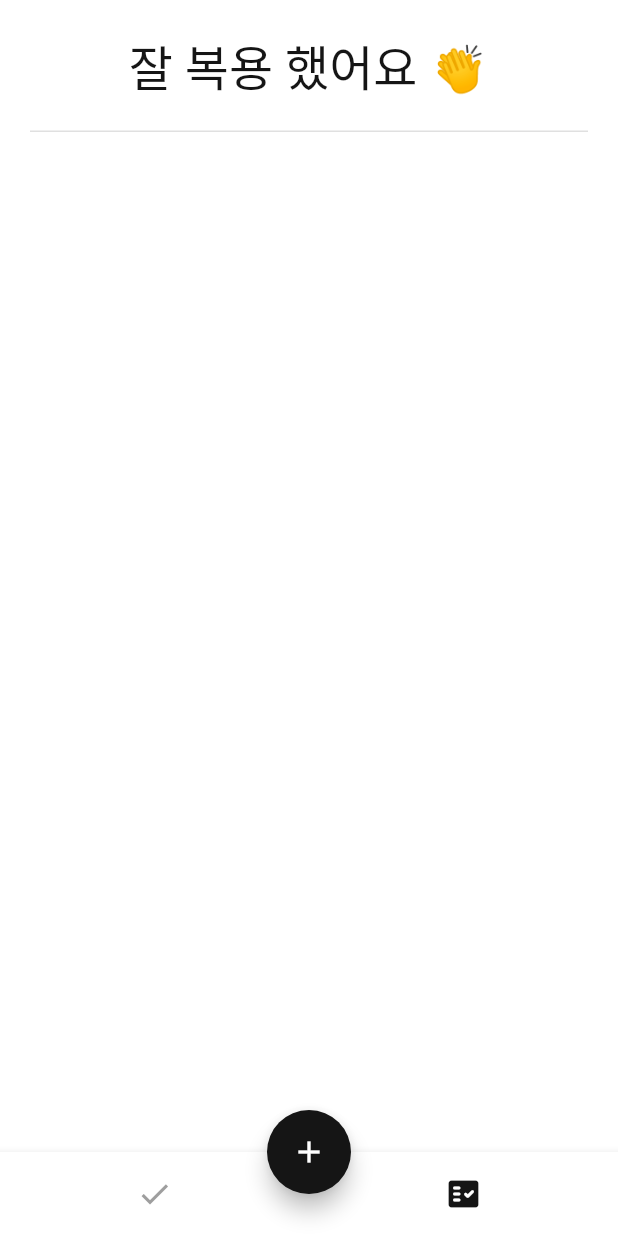
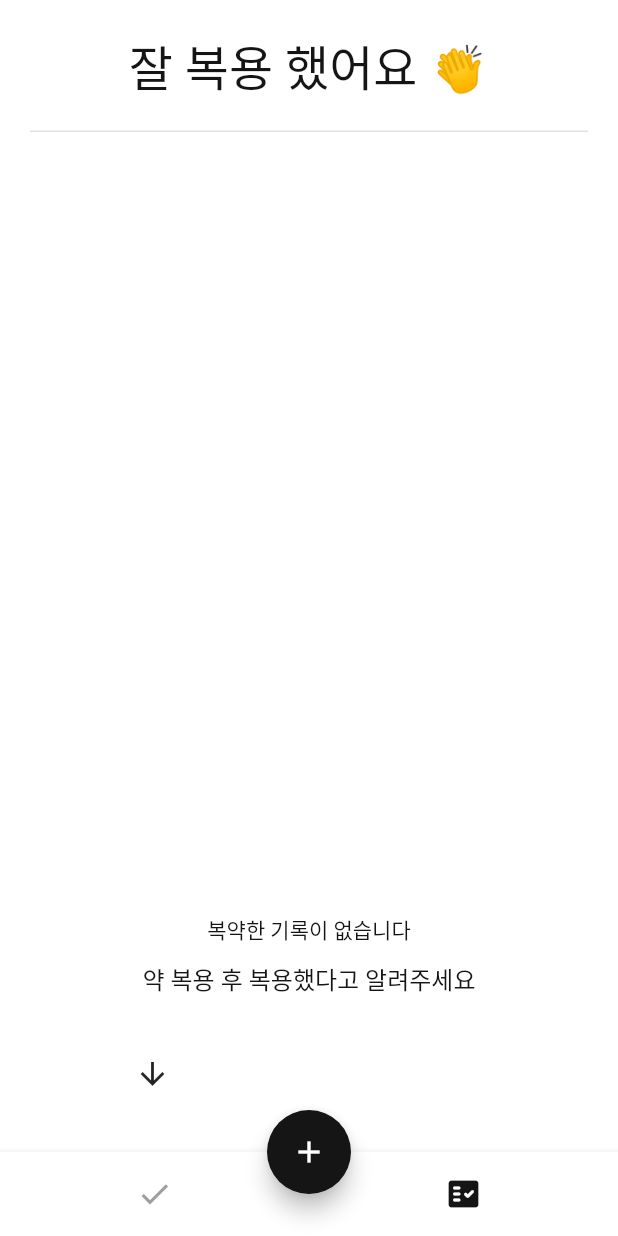
Before and after one commit to snack655/study-flutter, a Flutter app: the screen it shows after launch, after a tap on the "fact check" icon, on a phone screen of 412 x 824 dp. Run offline on Flutter 3.47's test engine with Material 2 defaults, Android fonts, the light colour scheme and no system bars; our stand-ins replace flutter_local_notifications, flutter_native_timezone_updated_gradle, hive, hive_flutter, image_picker, permission_handler and 2 more; missing offline and left inert: a package; accounts and stored records are empty; Roboto replaces fonts that are missing (GmarketSansTTF); statements that could not run were skipped.

Commit message:
add etc function

```diff
--- a/medi/lib/pages/history/history_page.dart
+++ b/medi/lib/pages/history/history_page.dart
@@ -2,6 +2,7 @@ import 'package:flutter/material.dart';
 import 'package:hive_flutter/adapters.dart';
 import 'package:intl/intl.dart';
 import 'package:medi/main.dart';
+import 'package:medi/pages/today/history_empty_widget.dart';
 
 import '../../components/medi_constants.dart';
 import '../../models/medicine.dart';
@@ -33,6 +34,9 @@ class HistoryPage extends StatelessWidget {
 
   Widget _buildListView(context, Box<MedicineHistory> historyBox, _) {
     final histories = historyBox.values.toList().reversed.toList();
+    if (histories.isEmpty) {
+      return const HistoryEmpty();
+    }
     return ListView.builder(
       itemCount: histories.length,
       itemBuilder: (context, index) {
--- /dev/null
+++ b/medi/lib/pages/today/history_empty_widget.dart
@@ -0,0 +1,27 @@
+import 'package:flutter/material.dart';
+import 'package:medi/components/medi_constants.dart';
+
+class HistoryEmpty extends StatelessWidget {
+  const HistoryEmpty({super.key});
+
+  @override
+  Widget build(BuildContext context) {
+    return Column(
+      mainAxisAlignment: MainAxisAlignment.end,
+      children: [
+        const Center(child: Text('복약한 기록이 없습니다')),
+        const SizedBox(height: smallSpace),
+        Text(
+          '약 복용 후 복용했다고 알려주세요',
+          style: Theme.of(context).textTheme.titleMedium,
+        ),
+        const SizedBox(height: largeSpace),
+        const Align(
+          alignment: Alignment(-0.6, 0),
+          child: Icon(Icons.arrow_downward_outlined),
+        ),
+        const SizedBox(height: regularSpace),
+      ],
+    );
+  }
+}
--- a/medi/lib/pages/today/today_page.dart
+++ b/medi/lib/pages/today/today_page.dart
@@ -1,5 +1,6 @@
 import 'package:flutter/material.dart';
 import 'package:hive_flutter/hive_flutter.dart';
+import 'package:intl/intl.dart';
 import 'package:medi/components/medi_constants.dart';
 import 'package:medi/main.dart';
 import 'package:medi/models/medicine_alarm.dart';
@@ -52,6 +53,10 @@ class TodayPage extends StatelessWidget {
         );
       }
     }
+
+    medicineAlarms.sort((a, b) => DateFormat('HH:mm')
+        .parse(a.alarmTime)
+        .compareTo(DateFormat('HH:mm').parse(b.alarmTime)));
 
     return Column(
       children: [
--- a/medi/lib/services/medi_file_service.dart
+++ b/medi/lib/services/medi_file_service.dart
@@ -14,3 +14,7 @@ Future<String> saveImageToLocalDirectory(File image) async {
 
   return filePath;
 }
+
+void deleteImage(String filePath) {
+  File(filePath).delete(recursive: true);
+}
--- a/medi/lib/services/medi_notification_service.dart
+++ b/medi/lib/services/medi_notification_service.dart
@@ -128,7 +128,7 @@ class MediNotificationService {
     }
   }
 
-  Future<void> deleteMultipleAlarm(List<String> alarmIds) async {
+  Future<void> deleteMultipleAlarm(Iterable<String> alarmIds) async {
     log('[before delete notification list] ${await pendingNotificationIds}');
     for (final alarmId in alarmIds) {
       final id = int.parse(alarmId);
```
Also changed, not shown: medi/lib/pages/add/add_alarm_page.dart (+72 -6 lines), medi/lib/pages/add/add_medicine_page.dart (+42 -4 lines), medi/lib/pages/today/today_take_tile.dart (+9 -1 lines), medi/lib/services/add_medicine_service.dart (+12 -10 lines).
